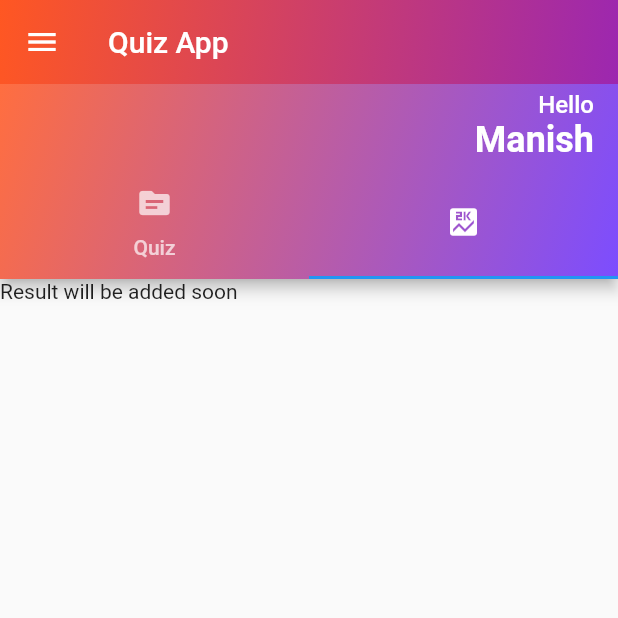
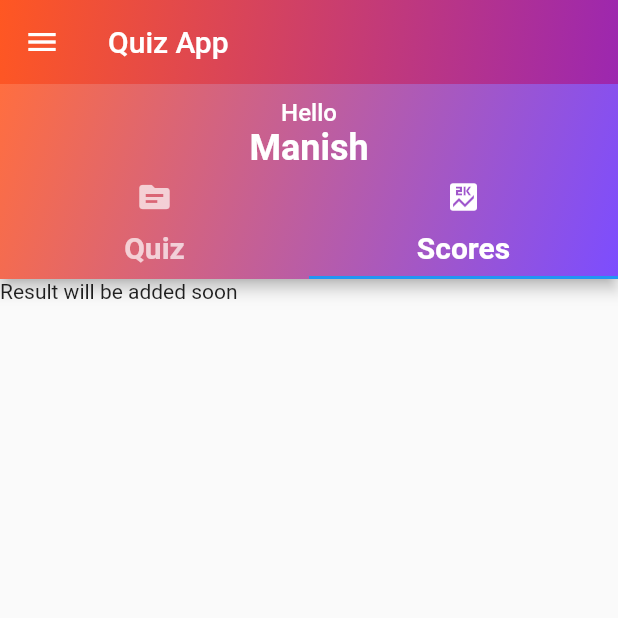
Before and after one commit to 4everMani/quiz_app, a Flutter app: the screen it shows after launch, tab 2 chosen, on a phone screen of 412 x 824 dp, the top half of it. Run offline on Flutter 3.47's test engine with Material 2 defaults, Android fonts, the phone set to English and light mode, and no system bars; our stand-ins replace simple_icons.

Commit message:
few styling fixes

```diff
--- a/lib/screens/tabs_screen.dart
+++ b/lib/screens/tabs_screen.dart
@@ -26,13 +26,20 @@ class _TabsScreenState extends State<TabsScreen> {
                     end: Alignment.bottomRight),
               ),
             ),
-            bottom: const TabBar(tabs: [
+            bottom: TabBar(tabs: [
               Tab(
                 icon: Icon(Icons.topic),
-                text: 'Quiz',
+                child: Text(
+                  'Quiz',
+                  style: TextStyle(fontWeight: FontWeight.bold, fontSize: 20),
+                ),
               ),
               Tab(
                 icon: Icon(Icons.score),
+                child: Text(
+                  'Scores',
+                  style: TextStyle(fontWeight: FontWeight.bold, fontSize: 20),
+                ),
               )
             ]),
           ),
--- a/lib/widgets/welcome_note.dart
+++ b/lib/widgets/welcome_note.dart
@@ -9,10 +9,12 @@ class WelcomeNote extends StatelessWidget {
   @override
   Widget build(BuildContext context) {
     return Container(
-      alignment: Alignment.topRight,
+      height: 50,
+      margin: const EdgeInsets.only(top: 25, bottom: 15),
+      alignment: Alignment.topCenter,
       child: Column(
-        crossAxisAlignment: CrossAxisAlignment.end,
-        mainAxisAlignment: MainAxisAlignment.end,
+        crossAxisAlignment: CrossAxisAlignment.center,
+        mainAxisAlignment: MainAxisAlignment.center,
         children: const [
           Text(
             'Hello',
```
Also changed, not shown: lib/models/user.dart (added, +12 -0 lines).
